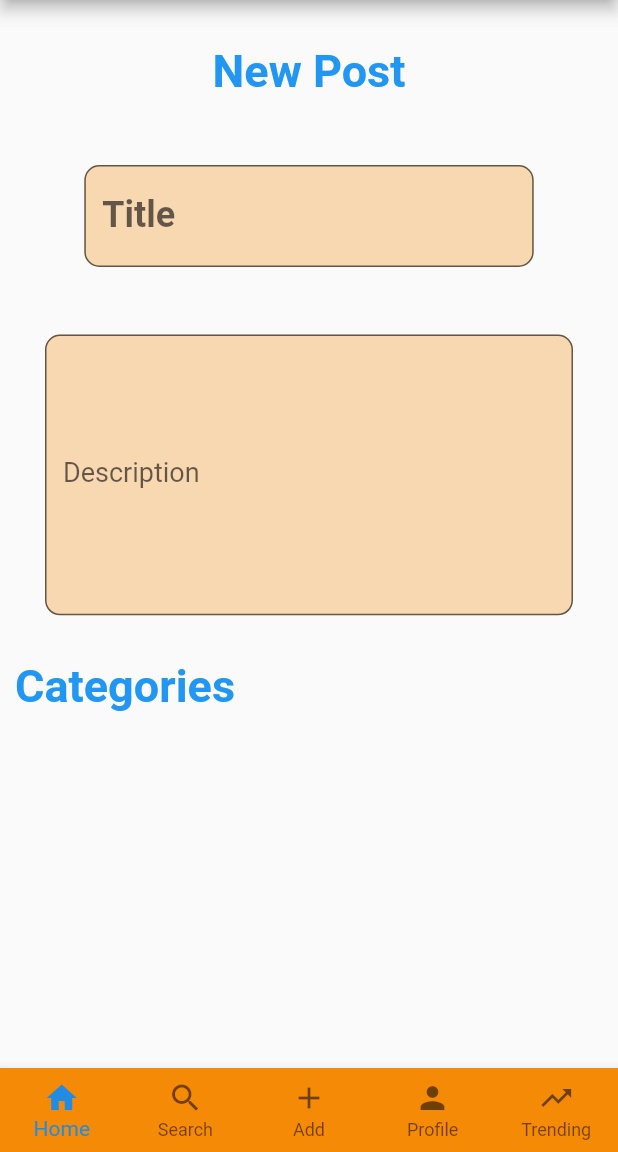
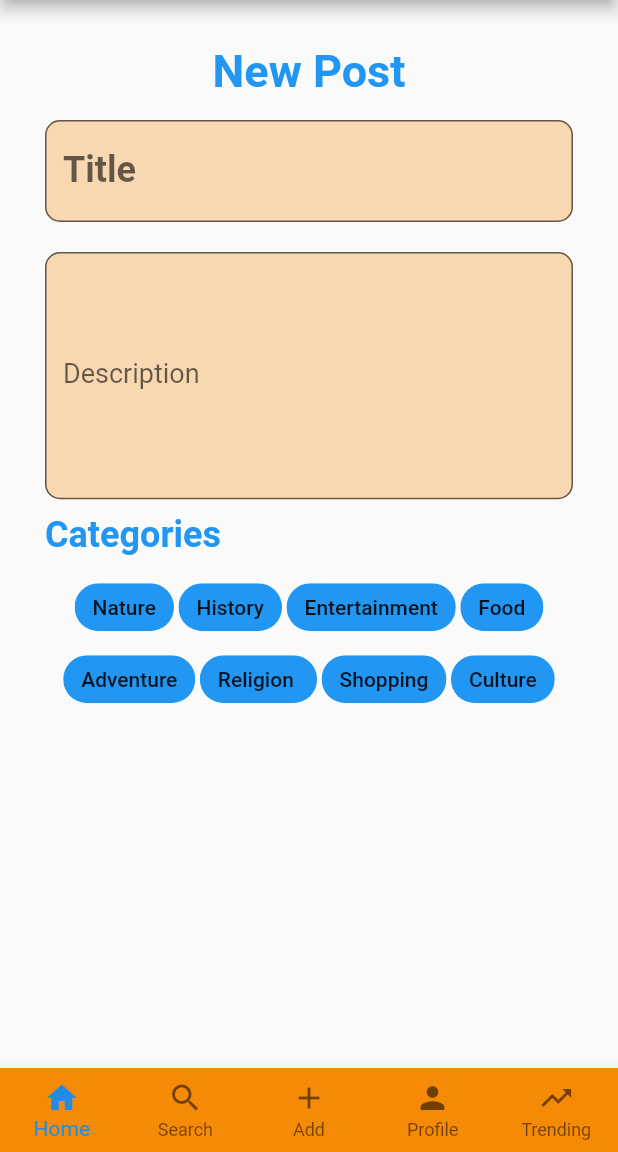
Before and after one commit to moeyad7/hotspot_project, a Flutter app: the CreatePost screen opened by its route, on a phone screen of 412 x 824 dp, the part 84-1236 px from its top. Run offline on Flutter 3.47's test engine with Material 2 defaults, Android fonts, the light colour scheme and no system bars; our stand-ins replace cloud_firestore, custom_sliding_segmented_control, firebase_auth, firebase_core, flutter_signin_button, google_sign_in and 1 more; accounts and stored records are empty; network calls fail.

Commit message:
tweaks2.1

```diff
--- a/lib/screens/create_post_screen.dart
+++ b/lib/screens/create_post_screen.dart
@@ -1,7 +1,6 @@
 import 'package:intl/intl.dart';
 import 'package:shimmer/shimmer.dart';
 import 'package:flutter/material.dart';
-
 import '/data/DUMMMY_DATA.dart';
 import '../compnents/app_bar.dart';
 import '../compnents/nav_bar.dart';
@@ -25,7 +24,7 @@ class _CreatePostState extends State<CreatePost> {
           crossAxisAlignment: CrossAxisAlignment.center,
           children: [
             Container(
-              padding: EdgeInsets.all(30),
+              padding: EdgeInsets.only(top: 30, left: 10, right: 10),
               child: Text('New Post',
                style: TextStyle(
                     fontSize: 30,
@@ -38,8 +37,7 @@ class _CreatePostState extends State<CreatePost> {
 
             Container(
 
-              width: MediaQuery.of(context).size.width * 0.8,
-              padding: EdgeInsets.all(15),
+              padding: EdgeInsets.only(left:30,right:30,bottom: 20,top:15),
               child: TextField(
                   decoration: InputDecoration(
                           labelText: "Title",
@@ -56,8 +54,8 @@ class _CreatePostState extends State<CreatePost> {
               ),
             ),
             Container(
-                padding: EdgeInsets.all(30),
-                height:MediaQuery.of(context).size.width * 0.6 ,
+                padding: EdgeInsets.only(left:30, right:30),
+                height:MediaQuery.of(context).size.width * 0.4 ,
               child: TextField(
                 // Single-line fields automatically scroll to the right when the text field is full
                 maxLines: 10,
@@ -76,13 +74,73 @@ class _CreatePostState extends State<CreatePost> {
             ),
             Container(
               alignment: Alignment.topLeft,
-              padding: EdgeInsets.only(left: 10),
+              padding: EdgeInsets.only(left: 30, top: 10),
               child: Text('Categories',
                style: TextStyle(
-                    fontSize: 30,
+                    fontSize: 24,
                     fontWeight: FontWeight.bold,
                     color: ThemeData().colorScheme.primary,
                   )
+
+              ),
+            ),
+            Container(
+              padding: EdgeInsets.only(left: 30, top: 10,right: 30),
+
+              child: SingleChildScrollView(
+                scrollDirection: Axis.horizontal,
+                child: Column(
+                  children:[Wrap(
+                  spacing: 3.0,
+                 // gap between adjacent chips
+                  children: [
+                    CustomButton(
+                      name: 'Nature',
+                      color:  ThemeData().colorScheme.tertiary,
+                      type: 'chips',
+                    ),
+                    CustomButton(
+                      name: 'History',
+                      color: ThemeData().colorScheme.tertiary,
+                      type: 'chips',
+                    ),
+                    CustomButton(
+                      name: 'Entertainment',
+                      color: ThemeData().colorScheme.tertiary,
+                      type: 'chips',
+                    ),
+                    CustomButton(
+                      name: 'Food',
+                      color: ThemeData().colorScheme.tertiary,
+                      type: 'chips',
+                    )]),
+                    Wrap(
+                      spacing:3,
+                      children:<Widget>[
+                    CustomButton(
+                      name: 'Adventure',
+                      color: ThemeData().colorScheme.tertiary,
+                      type: 'chips',
+                    ),
+                    CustomButton(
+                      name: 'Religion ',
+                      color: ThemeData().colorScheme.tertiary,
+                      type: 'chips',
+                    ),
+                    CustomButton(
+                      name: 'Shopping',
+                      color: ThemeData().colorScheme.tertiary,
+                      type: 'chips',
+                    ),
+                    CustomButton(
+                      name: 'Culture',
+                      color: ThemeData().colorScheme.tertiary,
+                      type: 'chips',
+                    ),
+                  ],
+                ),
+                ]
+                ),
 
               ),
             ),
```
